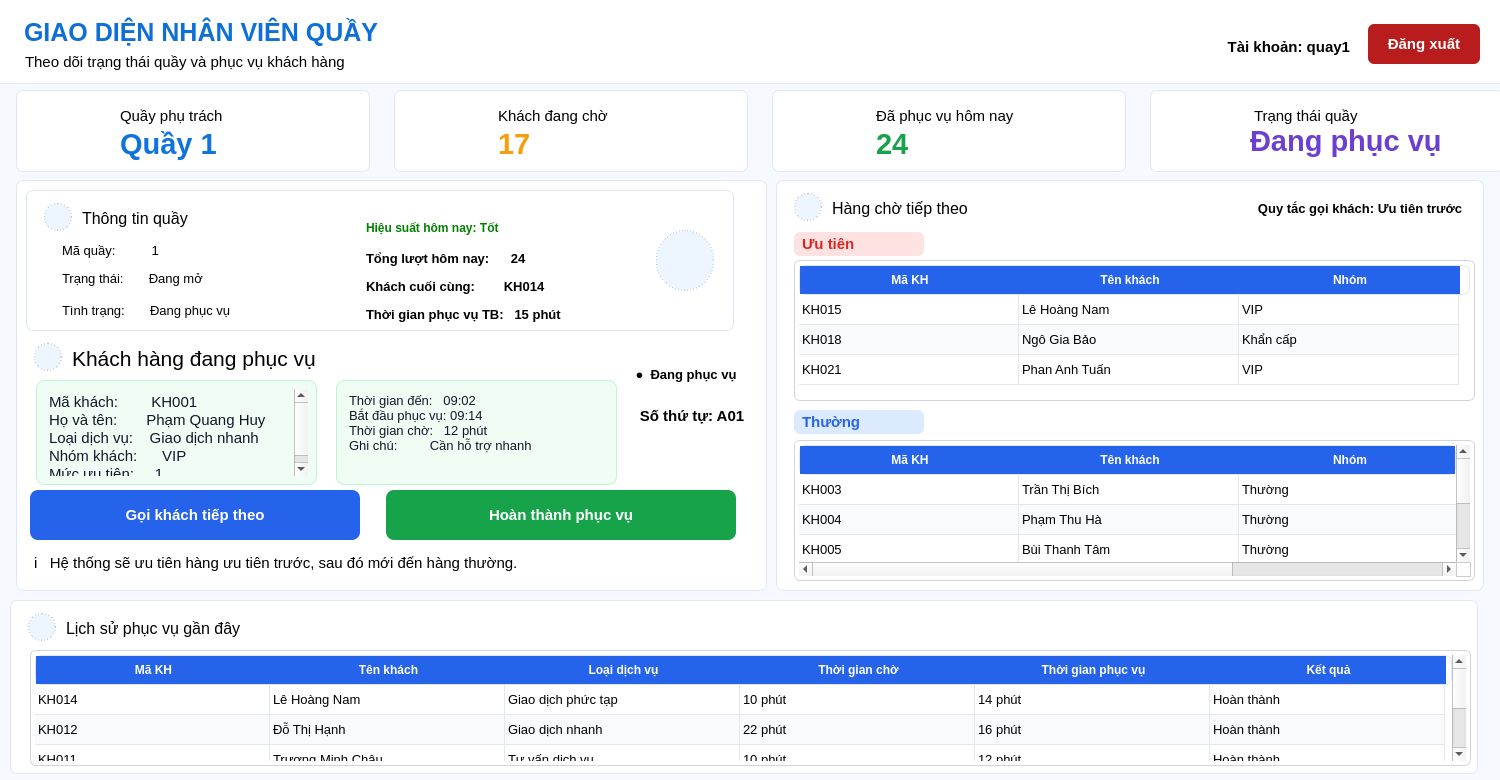
Qt form ui/nhan_vien_quay.ui (DangDan111/Nhom4_Hethongmophonghangdoidichvu) before a commit.
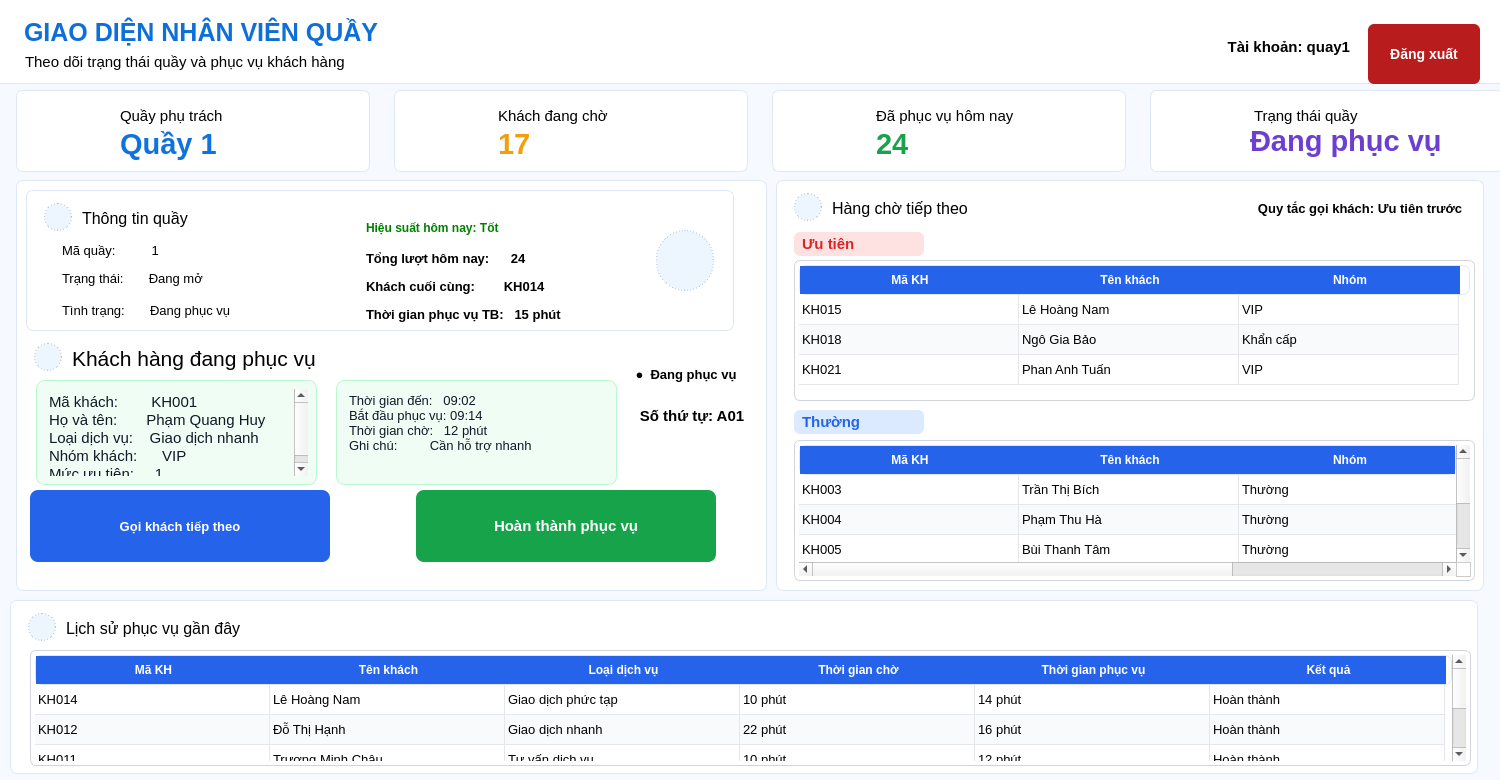
The same form after that commit. Icons and pictures are not drawn.

What changed in the file:
```diff
--- a/ui/nhan_vien_quay.ui
+++ b/ui/nhan_vien_quay.ui
@@ -83,20 +83,22 @@
 }
 QPushButton {
     border-radius: 6px;
-    padding: 8px 10px;
+    min-height: 50px;
+    padding: 10px 18px;
+    font-size: 15px;
     font-weight: 700;
 }
-QPushButton.primary {
+QPushButton[class=&quot;primary&quot;] {
     background: #0f73df;
     color: white;
     border: 1px solid #0b63c7;
 }
-QPushButton.success {
+QPushButton[class=&quot;success&quot;] {
     background: #16a34a;
     color: white;
     border: 1px solid #15803d;
 }
-QPushButton.secondary {
+QPushButton[class=&quot;secondary&quot;] {
     background: #ffffff;
     color: #155eb8;
     border: 1px solid #bcd0ea;
@@ -197,13 +199,13 @@
       <x>1368</x>
       <y>24</y>
       <width>112</width>
-      <height>40</height>
+      <height>60</height>
      </rect>
     </property>
     <property name="font">
      <font>
       <family>Segoe UI</family>
-      <pointsize>11</pointsize>
+      <pointsize>-1</pointsize>
       <bold>true</bold>
      </font>
     </property>
@@ -214,6 +216,9 @@
      <string notr="true">background-color: #DC2626;
 color: white;
 border-radius: 6px;
+min-height: 42px;
+padding: 8px 14px;
+font-size: 14px;
 font-weight: bold;
 background-color: #B91C1C;</string>
     </property>
@@ -854,8 +859,8 @@
      <rect>
       <x>14</x>
       <y>310</y>
-      <width>330</width>
-      <height>50</height>
+      <width>300</width>
+      <height>72</height>
      </rect>
     </property>
     <property name="minimumSize">
@@ -867,7 +872,7 @@
     <property name="font">
      <font>
       <family>Segoe UI</family>
-      <pointsize>11</pointsize>
+      <pointsize>-1</pointsize>
       <bold>true</bold>
      </font>
     </property>
@@ -878,6 +883,9 @@
      <string notr="true">background:#2563EB;
 color:white;
 border-radius:8px;
+min-height:36px;
+padding:6px 12px;
+font-size:13px;
 font-weight:bold;</string>
     </property>
     <property name="text">
@@ -890,22 +898,22 @@
    <widget class="QPushButton" name="btn_finish_service">
     <property name="geometry">
      <rect>
-      <x>370</x>
+      <x>400</x>
       <y>310</y>
-      <width>350</width>
-      <height>50</height>
+      <width>300</width>
+      <height>72</height>
      </rect>
     </property>
     <property name="minimumSize">
      <size>
       <width>0</width>
-      <height>50</height>
+      <height>72</height>
      </size>
     </property>
     <property name="font">
      <font>
       <family>Segoe UI</family>
-      <pointsize>11</pointsize>
+      <pointsize>-1</pointsize>
       <bold>true</bold>
      </font>
     </property>
@@ -916,6 +924,9 @@
      <string notr="true">background:#16A34A;
 color:white;
 border-radius:8px;
+min-height:50px;
+padding:10px 18px;
+font-size:15px;
 font-weight:bold;</string>
     </property>
     <property name="text">
@@ -925,32 +936,6 @@
      <string>success</string>
     </property>
    </widget>
-   <widget class="QLabel" name="lblQuyTacUuTien">
-    <property name="geometry">
-     <rect>
-      <x>18</x>
-      <y>364</y>
-      <width>706</width>
-      <height>38</height>
-     </rect>
-    </property>
-    <property name="font">
-     <font>
-      <family>Segoe UI</family>
-      <pointsize>11</pointsize>
-      <bold>false</bold>
-     </font>
-    </property>
-    <property name="text">
-     <string>i   Hệ thống sẽ ưu tiên hàng ưu tiên trước, sau đó mới đến hàng thường.</string>
-    </property>
-    <property name="alignment">
-     <set>Qt::AlignmentFlag::AlignVCenter</set>
-    </property>
-    <property name="class" stdset="0">
-     <string>badgeBlue</string>
-    </property>
-   </widget>
    <widget class="QTextEdit" name="textEdit">
     <property name="geometry">
      <rect>
```
